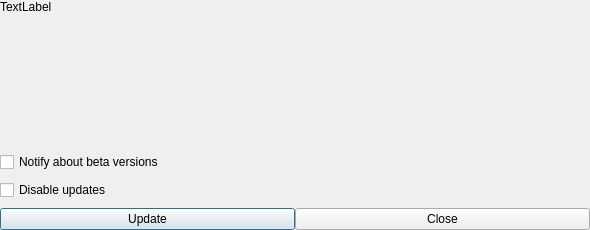
Before: the Qt Designer form huggle/updateform.ui in huggle/huggle3-qt-lx, drawn with Qt 5.
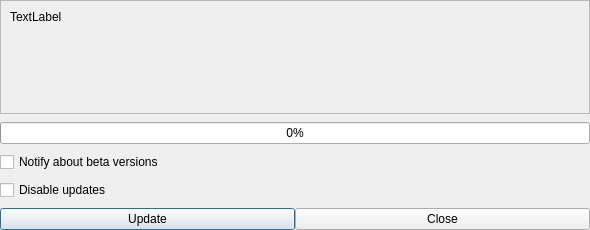
After: the same form once the commit is applied. Icons and pictures are not drawn.

Commit message: updater form: more instructions made

```diff
--- a/huggle/updateform.ui
+++ b/huggle/updateform.ui
@@ -34,6 +34,21 @@
     <number>0</number>
    </property>
    <item>
+    <widget class="QScrollArea" name="scrollArea">
+     <property name="widgetResizable">
+      <bool>true</bool>
+     </property>
+     <widget class="QWidget" name="scrollAreaWidgetContents">
+      <property name="geometry">
+       <rect>
+        <x>0</x>
+        <y>0</y>
+        <width>588</width>
+        <height>116</height>
+       </rect>
+      </property>
+      <layout class="QVBoxLayout" name="verticalLayout_2">
+       <item>
     <widget class="QLabel" name="label">
      <property name="sizePolicy">
       <sizepolicy hsizetype="Preferred" vsizetype="Preferred">
@@ -52,6 +67,17 @@
      </property>
      <property name="textInteractionFlags">
       <set>Qt::LinksAccessibleByKeyboard|Qt::LinksAccessibleByMouse|Qt::TextBrowserInteraction|Qt::TextSelectableByKeyboard|Qt::TextSelectableByMouse</set>
+         </property>
+        </widget>
+       </item>
+      </layout>
+     </widget>
+    </widget>
+   </item>
+   <item>
+    <widget class="QProgressBar" name="progressBar">
+     <property name="value">
+      <number>0</number>
      </property>
     </widget>
    </item>
```
Lines whose indentation alone changed are shown as unchanged. The commit also changes 3 other files.
